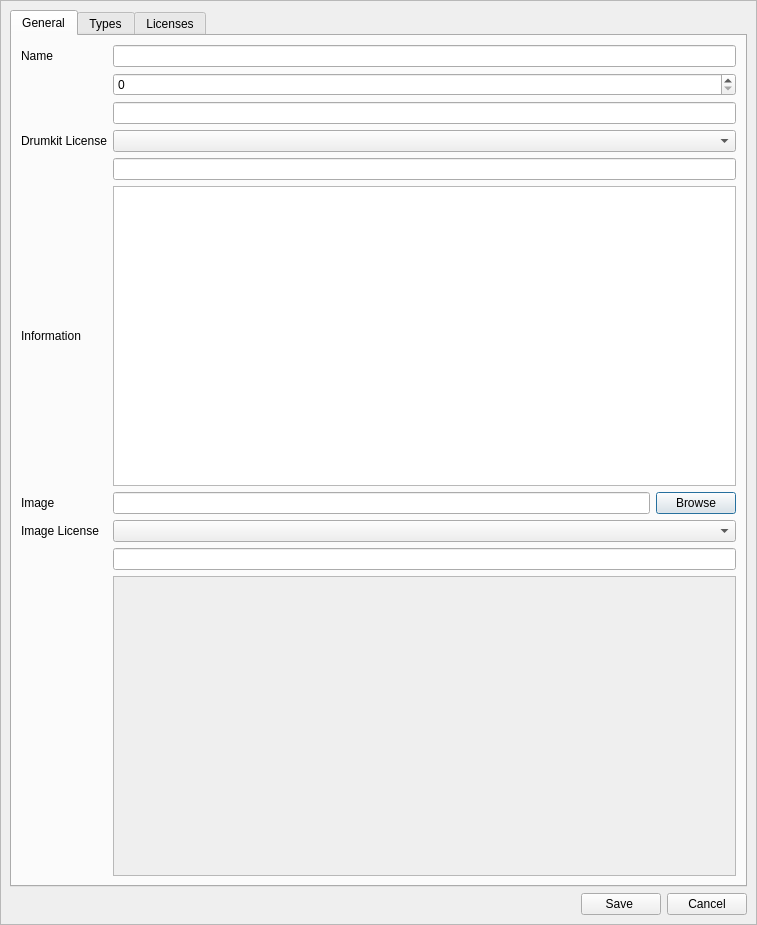
Above: src/gui/src/SoundLibrary/DrumkitPropertiesDialog_UI.ui from hydrogen-music/hydrogen before the change. Below: the same form after it.
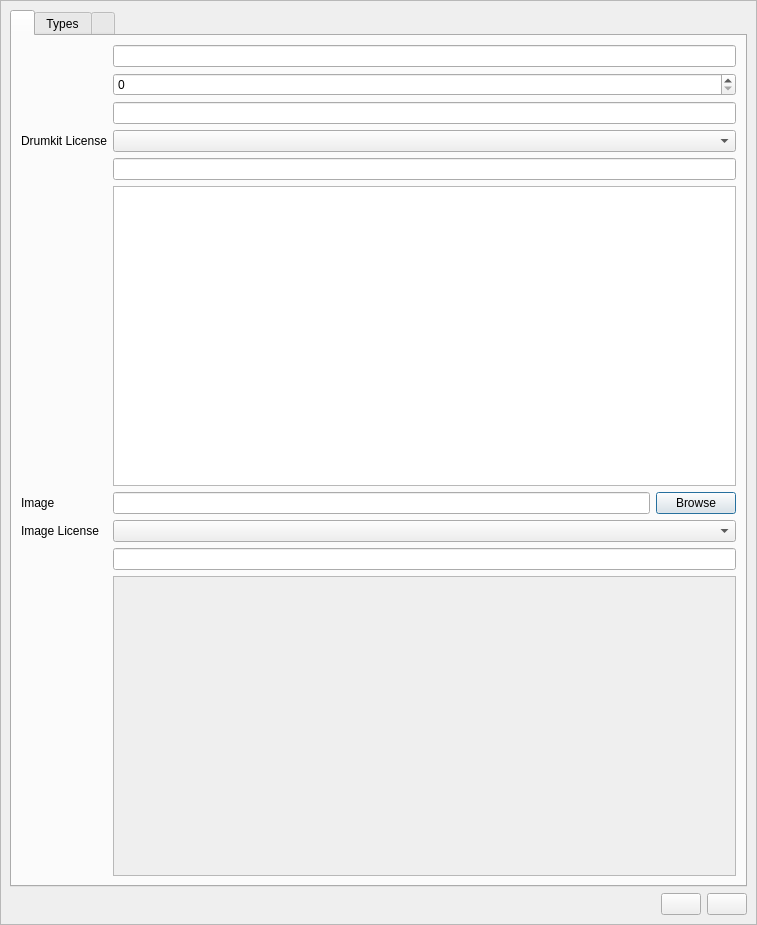
That is the form after the change. Custom widgets are drawn as their Qt base class.

Commit message:
CommonStrings: commonize more properties dialog strings
this results in both more similar UX and in lesser translation being required

The edit to the form file:
```diff
--- a/src/gui/src/SoundLibrary/DrumkitPropertiesDialog_UI.ui
+++ b/src/gui/src/SoundLibrary/DrumkitPropertiesDialog_UI.ui
@@ -83,9 +83,6 @@
             <verstretch>0</verstretch>
            </sizepolicy>
           </property>
-          <attribute name="title">
-           <string>General</string>
-          </attribute>
           <layout class="QGridLayout" name="gridLayout" columnstretch="0,1">
            <item row="4" column="1">
             <widget class="LCDDisplay" name="licenseStringTxt">
@@ -125,16 +122,10 @@
             </widget>
            </item>
            <item row="5" column="0">
-            <widget class="QLabel" name="label_3">
-             <property name="text">
-              <string>Information</string>
-             </property>
+            <widget class="QLabel" name="notesLabel">
              <property name="alignment">
               <set>Qt::AlignLeading|Qt::AlignLeft|Qt::AlignVCenter</set>
              </property>
-             <property name="wordWrap">
-              <bool>true</bool>
-             </property>
             </widget>
            </item>
            <item row="10" column="1">
@@ -280,9 +271,6 @@
                <verstretch>0</verstretch>
               </sizepolicy>
              </property>
-             <property name="text">
-              <string>Name</string>
-             </property>
             </widget>
            </item>
            <item row="2" column="0">
@@ -431,9 +419,6 @@
           </layout>
          </widget>
          <widget class="QWidget" name="tabLicenses">
-          <attribute name="title">
-           <string>Licenses</string>
-          </attribute>
           <layout class="QHBoxLayout" name="horizontalLayout_2">
            <property name="spacing">
             <number>0</number>
@@ -473,18 +458,10 @@
           </spacer>
          </item>
          <item>
-          <widget class="Button" name="saveBtn">
-           <property name="text">
-            <string>Save </string>
-           </property>
-          </widget>
+          <widget class="Button" name="saveBtn"/>
          </item>
          <item>
-          <widget class="Button" name="m_cancelBtn">
-           <property name="text">
-            <string>Cancel</string>
-           </property>
-          </widget>
+          <widget class="Button" name="m_cancelBtn"/>
          </item>
         </layout>
        </item>
```
Left out of the diff: 2 changed lines with no effect on the pictures. The commit also changes 26 other files.
